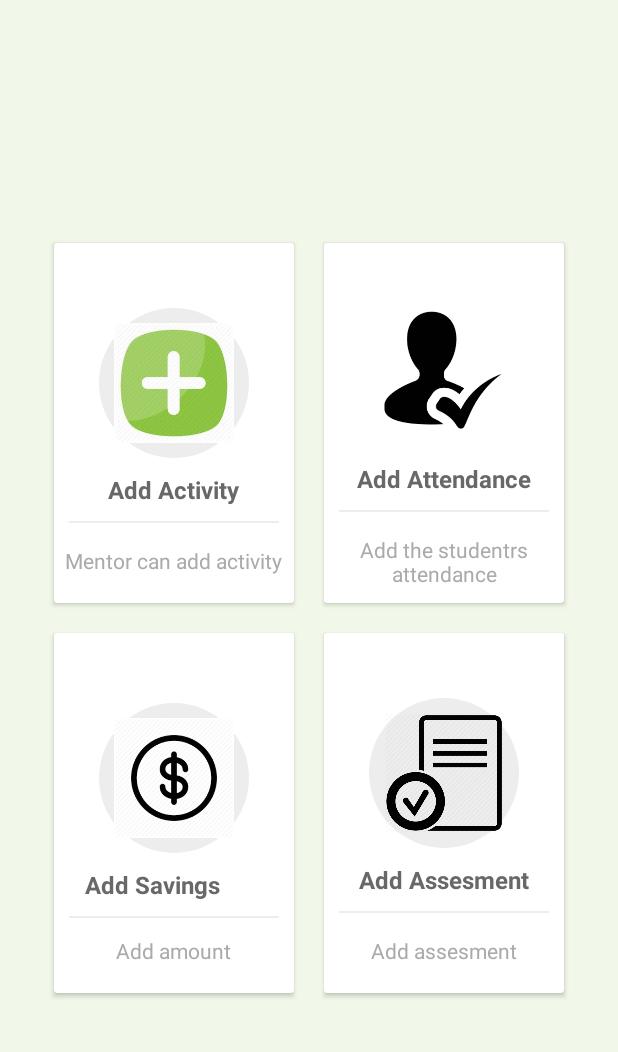
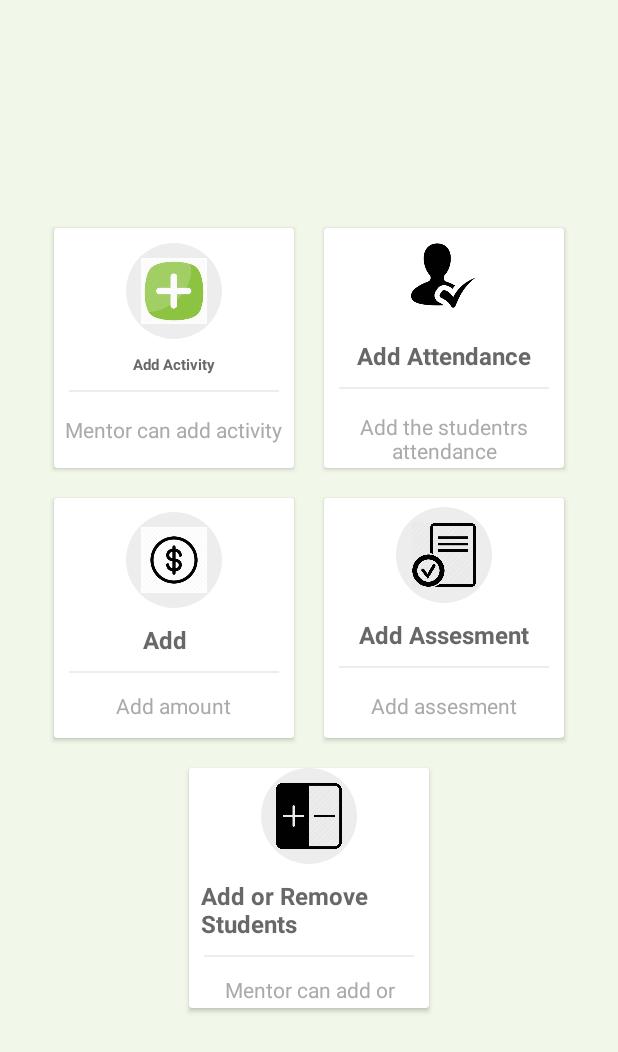
Before and after one commit to mumbai19/team-18, an Android app: the layout activity_dashboard.xml on its own in the app's theme, with its tools: preview values and no code run, on a phone screen of 412 x 824 dp. Shown: the top 1052 px of the screen. Run offline under Robolectric (Android 15) with nearby library versions, the light colour scheme and no system bars.

Commit message:
Dashboard ui updated

```diff
--- a/Android app/app/src/main/java/com/chandan/touchinglives/Dashboard.java
+++ b/Android app/app/src/main/java/com/chandan/touchinglives/Dashboard.java
@@ -10,7 +10,7 @@ import android.support.v7.widget.Toolbar;
 import android.view.View;
 
 public class Dashboard extends AppCompatActivity {
-    private CardView AddActivity,AddAttendance;
+    private CardView AddActivity,AddAttendance,AddSavings;
     @Override
     protected void onCreate(Bundle savedInstanceState) {
         super.onCreate(savedInstanceState);
@@ -18,6 +18,7 @@ public class Dashboard extends AppCompatActivity {
 
 AddActivity=findViewById(R.id.addActivity);
 AddAttendance=findViewById(R.id.addAttendance);
+AddSavings=findViewById(R.id.addSavings);
         AddActivity.setOnClickListener(new View.OnClickListener() {
             @Override
             public void onClick(View view) {
--- a/Android app/app/src/main/java/com/chandan/touchinglives/MainActivity.java
+++ b/Android app/app/src/main/java/com/chandan/touchinglives/MainActivity.java
@@ -40,11 +40,16 @@ public class MainActivity extends AppCompatActivity {
     protected void onCreate(Bundle savedInstanceState) {
         super.onCreate(savedInstanceState);
         setContentView(R.layout.activity_main);
-TextView textView;
+        TextView textView;
         login_id = (EditText) findViewById(R.id.login_id);
         password = (EditText) findViewById(R.id.password);
-        button_login = findViewById(R.id.button_login);
-        button_login.setOnClickListener(new View.OnClickListener() {
+     //   button_login = findViewById(R.id.button_login);
+   Intent i =new Intent(MainActivity.this,Dashboard.class);
+   startActivity(i);
+
+
+    }}
+      /*  button_login.setOnClickListener(new View.OnClickListener() {
             @Override
             public void onClick(View v) {
 
@@ -169,5 +174,4 @@ TextView textView;
             });
         }
     }
-}
-*/
+}*/
--- a/Android app/app/src/main/java/com/chandan/touchinglives/RegisterActivity.java
+++ b/Android app/app/src/main/java/com/chandan/touchinglives/RegisterActivity.java
@@ -6,7 +6,9 @@ import android.support.design.widget.Snackbar;
 import android.support.v7.app.AppCompatActivity;
 import android.support.v7.widget.Toolbar;
 import android.view.View;
+import android.widget.Button;
 import android.widget.EditText;
+import android.widget.Toast;
 
 public class RegisterActivity extends AppCompatActivity {
 
@@ -16,17 +18,23 @@ public class RegisterActivity extends AppCompatActivity {
         setContentView(R.layout.activity_register);
         Toolbar toolbar = findViewById(R.id.toolbar);
         setSupportActionBar(toolbar);
+        EditText register_id,password1;
+        Button register;
+       register = findViewById(R.id.button_register);
+    register_id=findViewById(R.id.register_id);
+    password1=findViewById(R.id.password1);
 
 
+    register.setOnClickListener(new View.OnClickListener() {
+        @Override
+        public void onClick(View v) {
 
-        FloatingActionButton fab = findViewById(R.id.fab);
-        fab.setOnClickListener(new View.OnClickListener() {
-            @Override
-            public void onClick(View view) {
-                Snackbar.make(view, "Replace with your own action", Snackbar.LENGTH_LONG)
-                        .setAction("Action", null).show();
-            }
-        });
+
+            Toast.makeText(getApplicationContext(),"User registered successfully", Toast.LENGTH_SHORT).show();
+
+        }
+    });
+
     }
 
 }
--- a/Android app/app/src/main/res/layout/activity_add_savings.xml
+++ b/Android app/app/src/main/res/layout/activity_add_savings.xml
@@ -22,12 +22,6 @@
 
     <include layout="@layout/content_add_savings" />
 
-    <android.support.design.widget.FloatingActionButton
-        android:id="@+id/fab"
-        android:layout_width="wrap_content"
-        android:layout_height="wrap_content"
-        android:layout_gravity="bottom|end"
-        android:layout_margin="@dimen/fab_margin"
-        app:srcCompat="@android:drawable/ic_dialog_email" />
+
 
 </android.support.design.widget.CoordinatorLayout>
--- a/Android app/app/src/main/res/layout/activity_dashboard.xml
+++ b/Android app/app/src/main/res/layout/activity_dashboard.xml
@@ -22,46 +22,43 @@
             android:clickable="true"
             android:id="@+id/addActivity"
             android:layout_width="160dp"
-            android:layout_height="240dp"
+            android:layout_height="160dp"
             android:layout_margin="10dp">
-
             <LinearLayout
                 android:layout_width="match_parent"
                 android:layout_height="match_parent"
-                android:gravity="center"
-                android:orientation="vertical">
+                android:orientation="vertical"
+                android:gravity="center">
+                <ImageView
+                    android:layout_width="64dp"
+                    android:id="@+id/a1234"
+                    android:layout_height="64dp"
+                    android:background="@drawable/cerclebackgroundgreen"
+                    android:src="@drawable/a1"
+                    android:padding="10dp"
 
-                <ImageView
-                    android:id="@+id/a1234"
-                    android:layout_width="100dp"
-                    android:layout_height="100dp"
-                    android:layout_marginTop="30dp"
-                    android:background="@drawable/cerclebackgroundgreen"
-                    android:padding="10dp"
-                    android:src="@drawable/a1" />
-
+                    />
                 <TextView
                     android:layout_width="wrap_content"
                     android:layout_height="wrap_content"
+                    android:textStyle="bold"
+                    android:textSize="10dp"
                     android:layout_marginTop="10dp"
-                    android:text="Add Activity"
                     android:textColor="#676867"
-                    android:textSize="16dp"
-                    android:textStyle="bold" />
-
+                    android:text="Add Activity"/>
                 <View
                     android:layout_width="match_parent"
                     android:layout_height="1dp"
-                    android:layout_margin="10dp"
-                    android:background="@color/lightgray" />
+                    android:background="@color/lightgray"
+                    android:layout_margin="10dp"/>
 
                 <TextView
                     android:layout_width="wrap_content"
                     android:layout_height="wrap_content"
                     android:gravity="center"
+                    android:text="Mentor can add activity"
                     android:padding="5dp"
-                    android:text="Mentor can add activity"
-                    android:textColor="@android:color/darker_gray" />
+                    android:textColor="@android:color/darker_gray"/>
 
 
             </LinearLayout>
@@ -72,7 +69,7 @@
             android:clickable="true"
             android:id="@+id/addAttendance"
             android:layout_width="160dp"
-            android:layout_height="240dp"
+            android:layout_height="160dp"
             android:layout_margin="10dp">
             <LinearLayout
                 android:layout_width="match_parent"
@@ -82,21 +79,20 @@
 
                 <ImageView
                     android:id="@+id/a123456"
-                    android:layout_width="100dp"
-                    android:layout_height="101dp"
+                    android:layout_width="64dp"
+                    android:layout_height="64dp"
 
-                    android:layout_marginTop="30dp"
+
                     android:padding="10dp"
                     android:src="@drawable/a2" />
-
                 <TextView
                     android:layout_width="wrap_content"
                     android:layout_height="wrap_content"
+                    android:textStyle="bold"
+                    android:textSize="16dp"
                     android:layout_marginTop="10dp"
-                    android:text="Add Attendance"
                     android:textColor="#676867"
-                    android:textSize="16dp"
-                    android:textStyle="bold" />
+                    android:text="Add Attendance"/>
                 <View
                     android:layout_width="match_parent"
                     android:layout_height="1dp"
@@ -128,7 +124,7 @@
             android:clickable="true"
             android:id="@+id/addSavings"
             android:layout_width="160dp"
-            android:layout_height="240dp"
+            android:layout_height="160dp"
             android:layout_margin="10dp">
 
             <LinearLayout
@@ -138,17 +134,17 @@
                 android:orientation="vertical">
 
                 <ImageView
-                    android:layout_width="100dp"
+                    android:layout_width="64dp"
                     android:id="@+id/a1234567"
-                    android:layout_height="100dp"
+                    android:layout_height="64dp"
                     android:background="@drawable/cerclebackgroundpurple"
                     android:padding="10dp"
                     android:src="@drawable/a3"
-                    android:layout_marginTop="30dp"/>
+                    />
 
                 <TextView
-                    android:layout_width="118dp"
-                    android:layout_height="wrap_content"
+                    android:layout_width="41dp"
+                    android:layout_height="22dp"
                     android:layout_marginTop="10dp"
                     android:text="Add Savings"
                     android:textColor="#676867"
@@ -179,7 +175,7 @@
             android:clickable="true"
             android:id="@+id/addAssesment"
             android:layout_width="160dp"
-            android:layout_height="240dp"
+            android:layout_height="160dp"
             android:layout_margin="10dp">
             <LinearLayout
                 android:layout_width="match_parent"
@@ -187,13 +183,13 @@
                 android:orientation="vertical"
                 android:gravity="center">
                 <ImageView
-                    android:layout_width="100dp"
+                    android:layout_width="64dp"
                     android:id="@+id/a12345"
-                    android:layout_height="100dp"
+                    android:layout_height="64dp"
                     android:background="@drawable/cerclebackgroundred"
                     android:src="@drawable/a4"
                     android:padding="10dp"
-                    android:layout_marginTop="30dp"/>
+                   />
                 <TextView
                     android:layout_width="wrap_content"
                     android:layout_height="wrap_content"
@@ -220,15 +216,65 @@
             </LinearLayout>
         </android.support.v7.widget.CardView>
 
+    </LinearLayout>
+    <LinearLayout
+        android:clipToPadding="false"
+        android:gravity="center"
+        android:orientation="horizontal"
+        android:layout_width="match_parent"
+        android:layout_height="wrap_content">
+
+        <android.support.v7.widget.CardView
+            android:foreground="?android:attr/selectableItemBackground"
+            android:clickable="true"
+            android:id="@+id/addSavings"
+            android:layout_width="160dp"
+            android:layout_height="160dp"
+            android:layout_margin="10dp">
+
+            <LinearLayout
+                android:layout_width="match_parent"
+                android:layout_height="match_parent"
+                android:gravity="center"
+                android:orientation="vertical">
+
+                <ImageView
+                    android:layout_width="64dp"
+                    android:id="@+id/a12345676"
+                    android:layout_height="64dp"
+                    android:background="@drawable/cerclebackgroundpurple"
+                    android:padding="10dp"
+                    android:src="@drawable/a5"
+                    />
+
+                <TextView
+                    android:layout_width="match_parent"
+                    android:layout_height="wrap_content"
+                    android:layout_marginTop="10dp"
+                    android:layout_marginLeft="5dp"
+                    android:text="Add or Remove Students"
+                    android:textColor="#676867"
+                    android:textSize="16dp"
+                    android:textStyle="bold" />
+
+                <View
+                    android:layout_width="match_parent"
+                    android:layout_height="1dp"
+                    android:layout_margin="10dp"
+                    android:background="@color/lightgray" />
+
+                <TextView
+                    android:layout_width="wrap_content"
+                    android:layout_height="wrap_content"
+                    android:gravity="center"
+                    android:text="Mentor can add or remove students"
+                    android:padding="2dp"
+                    android:textColor="@android:color/darker_gray"/>
 
 
 
-
-    </LinearLayout>
-
-
-
-
-
+            </LinearLayout>
+        </android.support.v7.widget.CardView>
 
 </LinearLayout>
+</LinearLayout>
--- a/Android app/app/src/main/res/layout/activity_register.xml
+++ b/Android app/app/src/main/res/layout/activity_register.xml
@@ -68,12 +68,12 @@
         android:layout_marginLeft="82dp" />
 
     <Button
-        android:id="@+id/button_login"
-        android:layout_width="wrap_content"
-        android:layout_height="wrap_content"
+        android:id="@+id/button_register"
+        android:layout_width="69dp"
+        android:layout_height="18dp"
         android:layout_alignParentBottom="true"
         android:layout_centerHorizontal="true"
-        android:layout_marginBottom="141dp"
+        android:layout_marginBottom="171dp"
         android:backgroundTint="@android:color/holo_purple"
         android:foregroundTint="@android:color/holo_purple"
         android:onClick="button_click"
```
Also changed, not shown: Android app/app/src/main/java/com/chandan/touchinglives/AddSavings.java (line endings or trailing spaces), Android app/app/src/main/res/drawable/a5.png (added).
